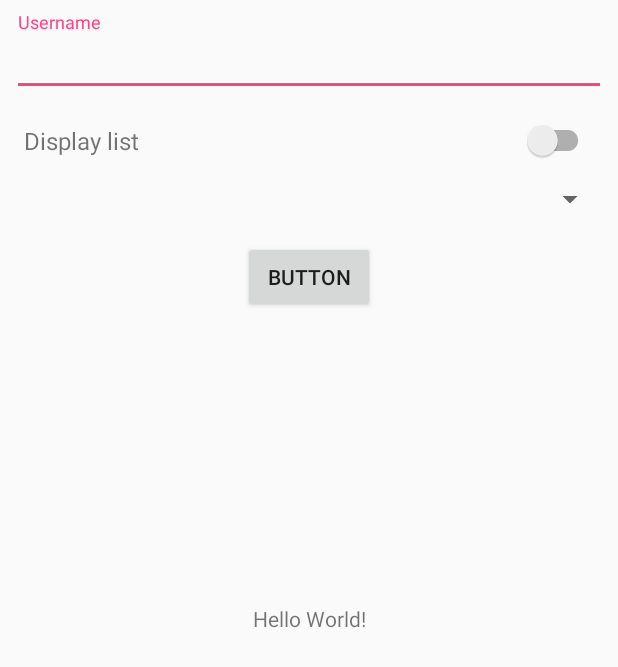
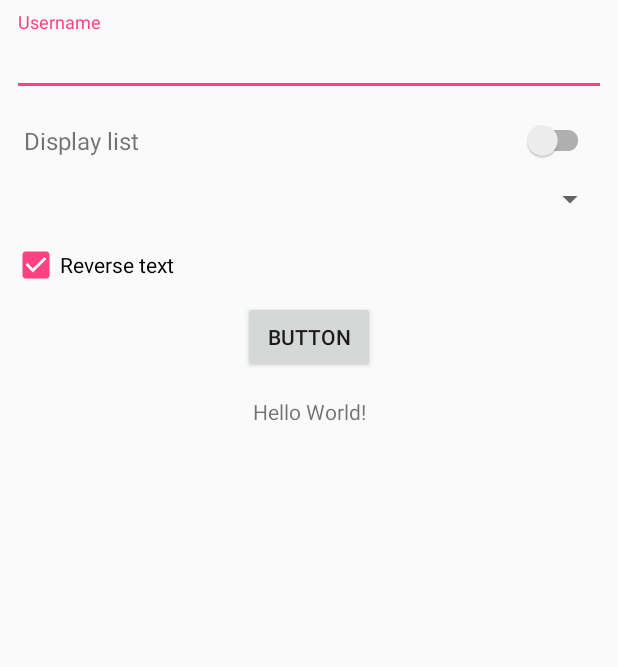
Before and after one commit to ArthurVimond/RxBindingAdapters, an Android app: the layout activity_main.xml on its own in the app's theme, with its tools: preview values and no code run, on a phone screen of 412 x 824 dp. Shown: the top 667 px of the screen. Run offline under Robolectric (Android 15) with nearby library versions, the phone set to English and light mode, and no system bars.

Commit message:
feat(sample): implement CheckBox binding example

```diff
--- a/sample/src/main/java/fr/arthurvimond/rxbindingadapters/sample/MainViewModel.kt
+++ b/sample/src/main/java/fr/arthurvimond/rxbindingadapters/sample/MainViewModel.kt
@@ -17,6 +17,7 @@ class MainViewModel(application: Application) : AndroidViewModel(application) {
     val username: BehaviorSubject<String> = BehaviorSubject.createDefault("Arthur")
     val listVisible: BehaviorSubject<Boolean> = BehaviorSubject.createDefault(true)
     val favoriteLanguage: BehaviorSubject<String> = BehaviorSubject.createDefault("Kotlin")
+    val reverseText: BehaviorSubject<Boolean> = BehaviorSubject.createDefault(false)
 
     val buttonClicks: PublishSubject<Empty> = PublishSubject.create()
 
@@ -42,6 +43,12 @@ class MainViewModel(application: Application) : AndroidViewModel(application) {
             Log.d("TAG", "favoriteLanguage.onNext: $it")
         }.addTo(compositeDisposable)
 
+        // Subscribe to reverseText
+        reverseText.subscribe {
+            // Do any needed logic
+            Log.d("TAG", "reverseText.onNext: $it")
+        }.addTo(compositeDisposable)
+
         // Subscribe to buttonClicks
         buttonClicks.subscribe {
             // Do any needed logic
--- a/sample/src/main/res/layout/activity_main.xml
+++ b/sample/src/main/res/layout/activity_main.xml
@@ -19,11 +19,11 @@
         <TextView
             android:layout_width="wrap_content"
             android:layout_height="wrap_content"
+            android:layout_marginTop="16dp"
             android:text="Hello World!"
-            app:layout_constraintBottom_toBottomOf="parent"
             app:layout_constraintLeft_toLeftOf="parent"
             app:layout_constraintRight_toRightOf="parent"
-            app:layout_constraintTop_toTopOf="parent" />
+            app:layout_constraintTop_toBottomOf="@+id/button" />
 
         <android.support.design.widget.TextInputLayout
             android:id="@+id/usernameTextInputLayout"
@@ -80,17 +80,31 @@
             app:rxItem="@{viewModel.favoriteLanguage}"
             app:rxItems="@{viewModel.getLanguageList()}" />
 
+        <CheckBox
+            android:id="@+id/reverseCheckBox"
+            android:layout_width="0dp"
+            android:layout_height="wrap_content"
+            android:layout_marginEnd="8dp"
+            android:layout_marginStart="8dp"
+            android:layout_marginTop="16dp"
+            android:checked="true"
+            android:text="@string/reverseText"
+            app:layout_constraintEnd_toEndOf="parent"
+            app:layout_constraintStart_toStartOf="parent"
+            app:layout_constraintTop_toBottomOf="@+id/languageSpinner"
+            app:rxChecked="@{viewModel.reverseText}" />
+
         <Button
             android:id="@+id/button"
             android:layout_width="wrap_content"
             android:layout_height="wrap_content"
             android:layout_marginEnd="16dp"
             android:layout_marginStart="16dp"
-            android:layout_marginTop="16dp"
+            android:layout_marginTop="8dp"
             android:text="@string/button"
             app:layout_constraintEnd_toEndOf="parent"
             app:layout_constraintStart_toStartOf="parent"
-            app:layout_constraintTop_toBottomOf="@+id/languageSpinner"
+            app:layout_constraintTop_toBottomOf="@+id/reverseCheckBox"
             app:rxClick="@{viewModel.buttonClicks}" />
 
     </android.support.constraint.ConstraintLayout>
--- a/sample/src/main/res/values/strings.xml
+++ b/sample/src/main/res/values/strings.xml
@@ -3,4 +3,5 @@
     <string name="username">Username</string>
     <string name="listSwitchTitleLabel">Display list</string>
     <string name="button">Button</string>
+    <string name="reverseText">Reverse text</string>
 </resources>
```
